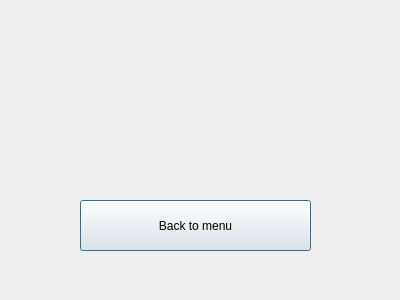
The window that LetsRock/cswindow.ui (Chris951306/VK1Group10) describes before a commit, drawn with Qt 5.
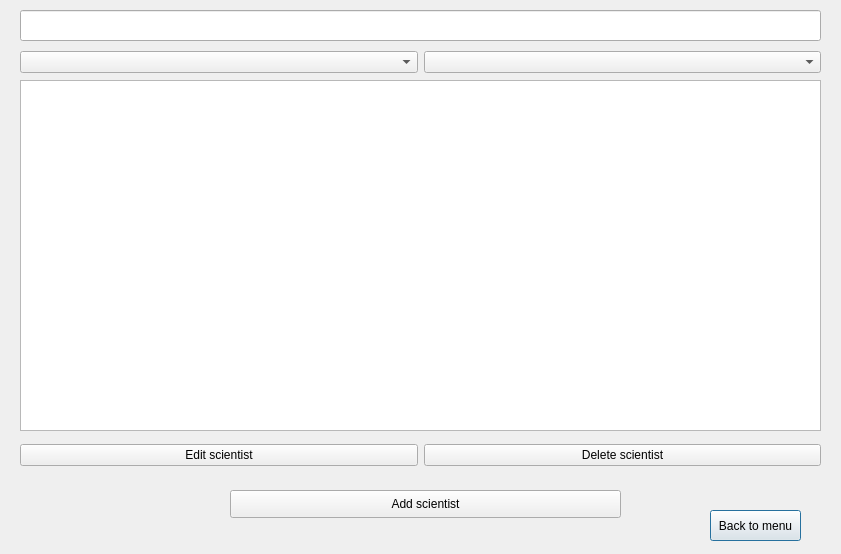
The same window after the commit.

The edit to the form file:
```diff
--- a/LetsRock/cswindow.ui
+++ b/LetsRock/cswindow.ui
@@ -6,8 +6,8 @@
    <rect>
     <x>0</x>
     <y>0</y>
-    <width>400</width>
-    <height>300</height>
+    <width>841</width>
+    <height>554</height>
    </rect>
   </property>
   <property name="windowTitle">
@@ -16,16 +16,100 @@
   <widget class="QPushButton" name="pushMenuButton">
    <property name="geometry">
     <rect>
-     <x>80</x>
-     <y>200</y>
-     <width>231</width>
-     <height>51</height>
+     <x>710</x>
+     <y>510</y>
+     <width>91</width>
+     <height>31</height>
     </rect>
    </property>
    <property name="text">
     <string>Back to menu</string>
    </property>
   </widget>
+  <widget class="QLineEdit" name="lineCSEdit">
+   <property name="geometry">
+    <rect>
+     <x>20</x>
+     <y>10</y>
+     <width>801</width>
+     <height>31</height>
+    </rect>
+   </property>
+   <property name="inputMask">
+    <string/>
+   </property>
+  </widget>
+  <widget class="QTableWidget" name="tableCSWidget">
+   <property name="geometry">
+    <rect>
+     <x>20</x>
+     <y>80</y>
+     <width>801</width>
+     <height>351</height>
+    </rect>
+   </property>
+  </widget>
+  <widget class="QPushButton" name="AddCSButton">
+   <property name="geometry">
+    <rect>
+     <x>230</x>
+     <y>490</y>
+     <width>391</width>
+     <height>28</height>
+    </rect>
+   </property>
+   <property name="text">
+    <string>Add scientist</string>
+   </property>
+  </widget>
+  <widget class="QWidget" name="">
+   <property name="geometry">
+    <rect>
+     <x>20</x>
+     <y>50</y>
+     <width>801</width>
+     <height>24</height>
+    </rect>
+   </property>
+   <layout class="QHBoxLayout" name="horizontalLayout">
+    <item>
+     <widget class="QComboBox" name="SortCSBox">
+      <property name="editable">
+       <bool>false</bool>
+      </property>
+     </widget>
+    </item>
+    <item>
+     <widget class="QComboBox" name="CSSorting"/>
+    </item>
+   </layout>
+  </widget>
+  <widget class="QWidget" name="">
+   <property name="geometry">
+    <rect>
+     <x>20</x>
+     <y>440</y>
+     <width>801</width>
+     <height>30</height>
+    </rect>
+   </property>
+   <layout class="QHBoxLayout" name="horizontalLayout_2">
+    <item>
+     <widget class="QPushButton" name="EditCSButton">
+      <property name="text">
+       <string>Edit scientist</string>
+      </property>
+     </widget>
+    </item>
+    <item>
+     <widget class="QPushButton" name="DeleteCSButton">
+      <property name="text">
+       <string>Delete scientist</string>
+      </property>
+     </widget>
+    </item>
+   </layout>
+  </widget>
  </widget>
  <resources/>
  <connections/>
```
Left out of the diff: 2 changed lines with no effect on the pictures.
